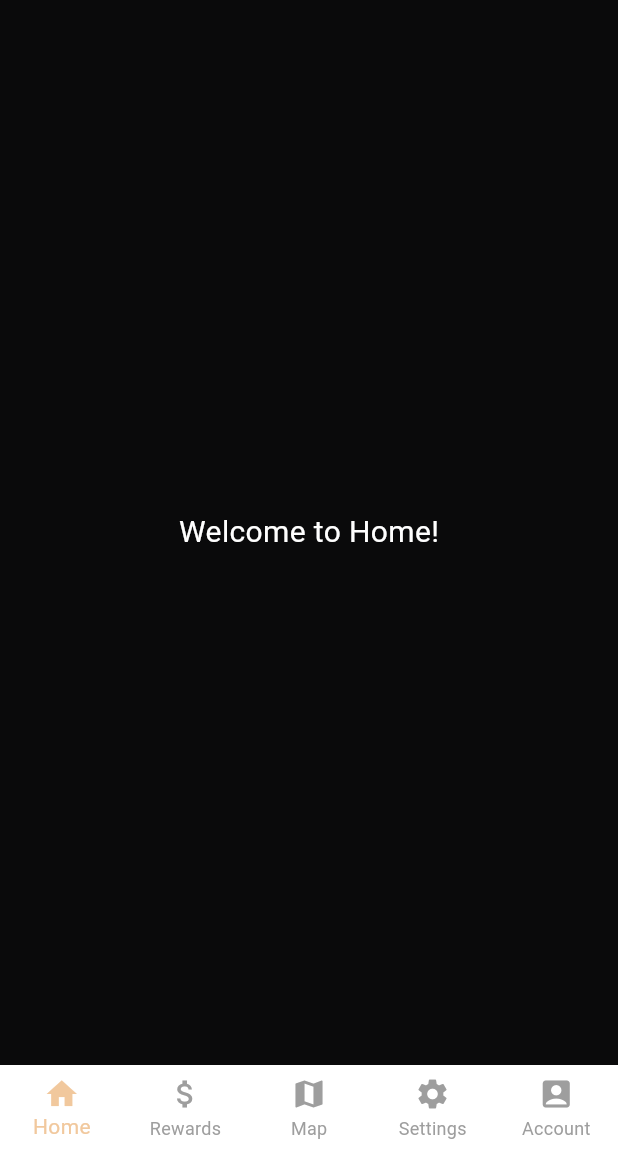
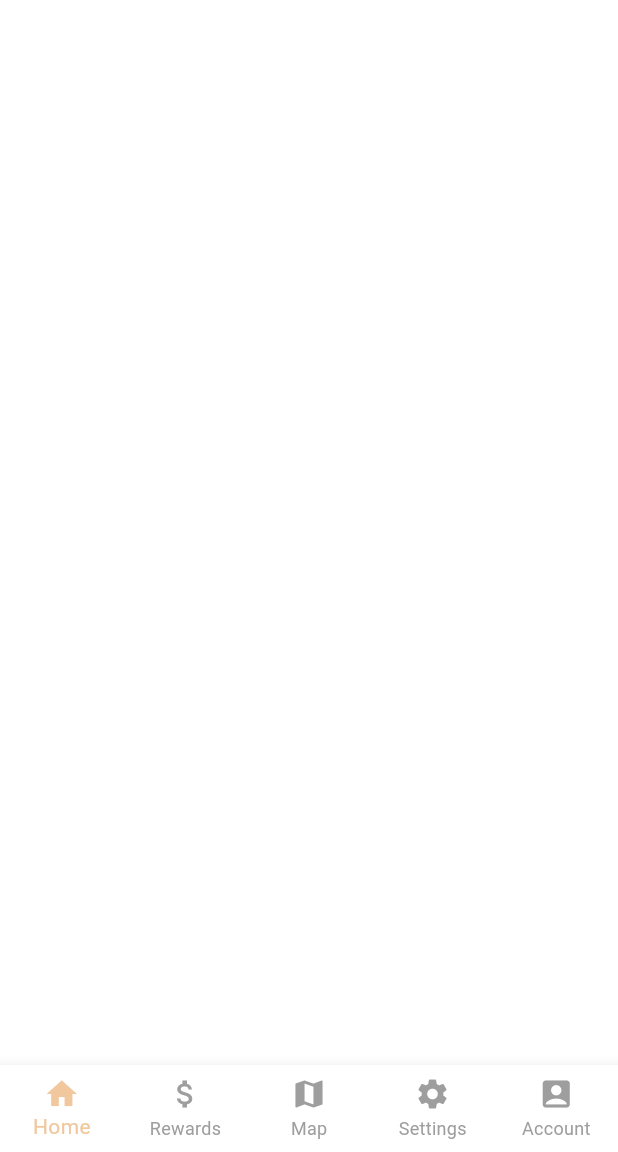
Before and after one commit to Victorsilva2/flutter_frontendtrial, a Flutter app: the screen it shows after launch, on a phone screen of 412 x 824 dp, the part 84-1236 px from its top. Run offline on Flutter 3.47's test engine with Material 3 defaults, Android fonts, the phone set to English and light mode, and no system bars; our stand-ins replace google_maps_flutter.

```diff
--- a/lib/main.dart
+++ b/lib/main.dart
@@ -19,7 +19,7 @@ class MyApp extends StatelessWidget {
               255, 243, 188, 129), // UTRGV Orange as main theme color
           primary: const Color.fromARGB(255, 238, 178, 114), // Orange
           secondary: const Color(0xFF0C8443), // Green
-          surface: const Color.fromARGB(255, 10, 10, 11), // Dark Gray
+          surface: const Color.fromARGB(0, 10, 10, 11), // Dark Gray
           onPrimary: Colors.white, // Text color on Orange
           onSecondary: Colors.white, // Text color on Green
         ),
@@ -146,7 +146,7 @@ class _MapScreenState extends State<MapScreen> {
     return Scaffold(
       appBar: AppBar(
         title: const Text("Vaquero Map",style: TextStyle(color: Color.fromARGB(255, 254, 253, 253))),
-        backgroundColor: const Color(0xFFFF8200), // UTRGV Orange
+
       ),
       body: GoogleMap(
         onMapCreated: _onMapCreated,
```
Also changed, not shown: 5 other files.
